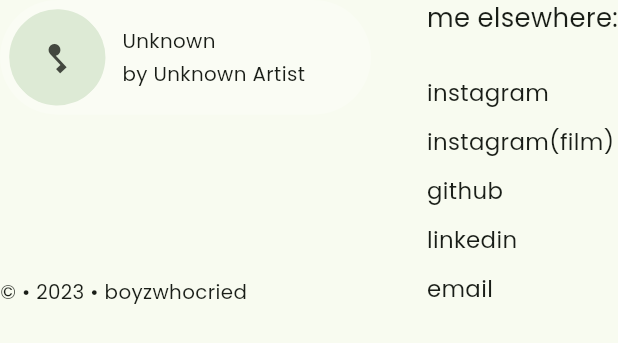
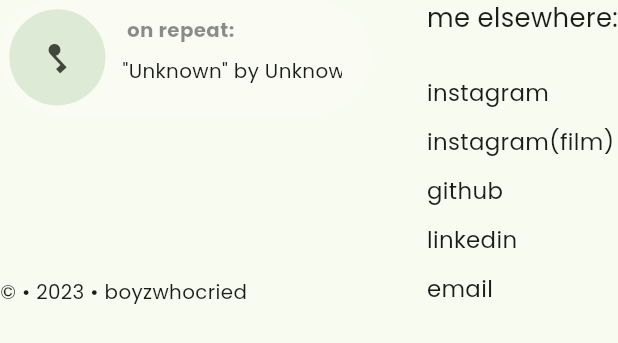
Before and after one commit to boyzwhocried/bwc_web1, a Flutter app: the Layout1 widget shown alone on an empty page, opened directly, on a phone screen of 412 x 824 dp. Shown: the top 343 px of the screen. Run offline on Flutter 3.47's test engine with Material 2 defaults, Android fonts, the phone set to English and light mode, and no system bars; drawn by our look-alikes of marquee; our stand-ins replace animated_text_kit, google_fonts, shared_preferences; accounts and stored records are empty; network calls fail.

Commit message:
small adjust on spotify widget. add flicker bg fx

```diff
--- a/lib/widgets/contents/about me/aboutme_footer.dart
+++ b/lib/widgets/contents/about me/aboutme_footer.dart
@@ -42,12 +42,10 @@ class Layout1 extends StatelessWidget {
             mainAxisAlignment: MainAxisAlignment.spaceBetween,
             crossAxisAlignment: CrossAxisAlignment.start,
             children: [
-              // const SpotifyTrack(),
-
               const OnHoverAniamatedWidget(
-                  scaleOnHover: 1.03, child: SpotifyPlaylistWidget()),
-              // const SpotifyPlaylistWidget6(),
-
+                scaleOnHover: 1.03,
+                child: SpotifyPlaylistWidget(),
+              ),
               Text(
                 '© • 2023 • boyzwhocried',
                 style: TextStyle(
--- a/lib/widgets/custom/custom_marquee.dart
+++ b/lib/widgets/custom/custom_marquee.dart
@@ -42,9 +42,9 @@ class CustomMarquee extends StatefulWidget {
   CrossAxisAlignment crossAxisAlignment = CrossAxisAlignment.center;
   double blankSpace = 0.0;
   double velocity = 50.0;
-  Duration startAfter = Duration.zero;
+  Duration startAfter = const Duration(seconds: 3);
   Duration pauseAfterRound =
-      const Duration(seconds: 2); // Pause duration after each round
+      const Duration(seconds: 3); // Pause duration after each round
   bool showFadingOnlyWhenScrolling = true;
   double fadingEdgeStartFraction = 0.0;
   double fadingEdgeEndFraction = 0.0;
@@ -91,7 +91,7 @@ class _CustomMarqueeState extends State<CustomMarquee> {
     return LayoutBuilder(builder: (context, constraints) {
       final textToDisplay = widget.text.split('');
       bool isOverflowing = isTextOverflowing(
-        widget.text,
+        '${widget.text}aaa',
         widget.style ?? const TextStyle(), // Provide your desired text style
         widget.maxWidth ?? constraints.maxWidth, // Specify your maximum width
         context, // Provide the BuildContext
@@ -105,7 +105,8 @@ class _CustomMarqueeState extends State<CustomMarquee> {
               widget.maxWidth ?? constraints.maxWidth),
           width: widget.maxWidth ?? constraints.maxWidth,
           child: Marquee(
-            text: textToDisplay.join(''), // Join the text characters with space
+            text:
+                '${textToDisplay.join('')}  -  ', // Join the text characters with space
             style: widget.style,
             textScaleFactor: widget.textScaleFactor,
             textDirection: widget.textDirection,
@@ -132,7 +133,8 @@ class _CustomMarqueeState extends State<CustomMarquee> {
           widget.text,
           style: widget.style,
           maxLines: 1,
-          overflow: TextOverflow.ellipsis,
+          overflow: TextOverflow.visible,
+          softWrap: false,
         );
       }
     });
--- a/lib/widgets/custom/smooth_gradient_background.dart
+++ b/lib/widgets/custom/smooth_gradient_background.dart
@@ -41,6 +41,7 @@ class _SmoothGradientBackgroundState extends State<SmoothGradientBackground> {
   void initState() {
     super.initState();
     startGradientAnimation();
+    _startImageChangeTimer();
   }
 
   void startGradientAnimation() {
@@ -66,6 +67,40 @@ class _SmoothGradientBackgroundState extends State<SmoothGradientBackground> {
     );
   }
 
+  int _currentImageIndex = 0; // Index to keep track of the current image
+
+  // List of image paths that you want to cycle through
+  final List<String> _imagePaths = [
+    'assets/images/textures/grainy_texture0.jpg',
+    'assets/images/textures/grainy_texture1.jpg',
+    'assets/images/textures/grainy_texture2.jpg',
+    'assets/images/textures/grainy_texture3.jpg',
+    // Add more image paths as needed
+  ];
+
+  // Create a timer that triggers the image change every second
+  Timer? _imageChangeTimer;
+
+  @override
+  void dispose() {
+    // Cancel the timer when the widget is disposed to prevent memory leaks
+    _imageChangeTimer?.cancel();
+    super.dispose();
+  }
+
+  void _startImageChangeTimer() {
+    const fps = 24; //Adjust the fps flickering effect
+    const duration =
+        Duration(milliseconds: 1000 ~/ fps); // Change image every second
+
+    _imageChangeTimer = Timer.periodic(duration, (timer) {
+      // Update the current image index, wrapping around to the first image if needed
+      setState(() {
+        _currentImageIndex = (_currentImageIndex + 1) % _imagePaths.length;
+      });
+    });
+  }
+
   @override
   Widget build(BuildContext context) {
     final gradientBegin =
@@ -79,6 +114,8 @@ class _SmoothGradientBackgroundState extends State<SmoothGradientBackground> {
 
     return AnimatedContainer(
       duration: widget.duration,
+      width: double.infinity, // Set the width to match the screen width
+      height: double.infinity, // Set the height to match the screen height
       decoration: BoxDecoration(
         gradient: LinearGradient(
           begin: gradientBegin,
@@ -89,7 +126,24 @@ class _SmoothGradientBackgroundState extends State<SmoothGradientBackground> {
           ],
         ),
       ),
-      child: widget.child,
+      child: Stack(
+        children: [
+          // Add your image texture as a background
+          SizedBox(
+            width: double.infinity, // Set the width to match the screen width
+            height:
+                double.infinity, // Set the height to match the screen height
+            child: Image.asset(
+              // 'assets/images/textures/grainy_texture.jpg',
+              _imagePaths[_currentImageIndex],
+              fit: BoxFit.cover,
+              opacity: const AlwaysStoppedAnimation<double>(0.1),
+            ),
+          ),
+          // Add your other child widget (content) on top of the image texture
+          widget.child,
+        ],
+      ),
     );
   }
 }
--- a/lib/widgets/custom/spotify/playlist_from_server/spotify_playlist_widget.dart
+++ b/lib/widgets/custom/spotify/playlist_from_server/spotify_playlist_widget.dart
@@ -186,19 +186,23 @@ class SpotifyPlaylistWidgetState extends State<SpotifyPlaylistWidget> {
                 mainAxisAlignment: MainAxisAlignment.spaceAround,
                 crossAxisAlignment: CrossAxisAlignment.start,
                 children: [
-                  CustomMarquee(
-                    text: '${currentSong?.track?.name ?? 'Unknown'}  ',
+                  Text(
+                    ' on repeat:',
                     style: TextStyle(
-                      fontSize: Constants()
-                              .responsiveTextStyleFooters(context)
-                              .fontSize! -
-                          2,
-                    ),
+                        color: Theme.of(context)
+                            .textTheme
+                            .bodyLarge!
+                            .color!
+                            .withOpacity(0.5),
+                        fontWeight: FontWeight.bold,
+                        fontSize: Constants()
+                                .responsiveTextStyleFooters(context)
+                                .fontSize! -
+                            2),
                   ),
-                  const SizedBox(height: 3),
                   CustomMarquee(
                     text:
-                        'by ${currentSong?.track?.artists?.map((a) => a.name).join(', ') ?? 'Unknown Artist'}  ',
+                        '"${currentSong?.track?.name ?? 'Unknown'}" by ${currentSong?.track?.artists?.map((a) => a.name).join(', ') ?? 'Unknown Artist'}',
                     style: TextStyle(
                       fontSize: Constants()
                               .responsiveTextStyleFooters(context)
--- a/pubspec.yaml
+++ b/pubspec.yaml
@@ -77,7 +77,10 @@ flutter:
     - assets/images/fixed.png
     - assets/images/fixed_lite.png
     - assets/images/profile.jpg
-    - assets/images/textures/grainy_texture.jpg
+    - assets/images/textures/grainy_texture0.jpg
+    - assets/images/textures/grainy_texture1.jpg
+    - assets/images/textures/grainy_texture2.jpg
+    - assets/images/textures/grainy_texture3.jpg
     - assets/json/dummy_spotify_data.json
     - assets/json/dummy_spotify_data_multiple.json
   #   - images/a_dot_burr.jpeg
```
Also changed, not shown: lib/screens/main_page.dart (+12 -4 lines), assets/images/textures/grainy_texture0.jpg (added), assets/images/textures/grainy_texture1.jpg (added), assets/images/textures/grainy_texture2.jpg (added), assets/images/textures/grainy_texture3.jpg (added), assets/images/textures/low/grainy_texture0.jpg (added), assets/images/textures/low/grainy_texture1.jpg (added), assets/images/textures/low/grainy_texture2.jpg (added), 5 other files.
